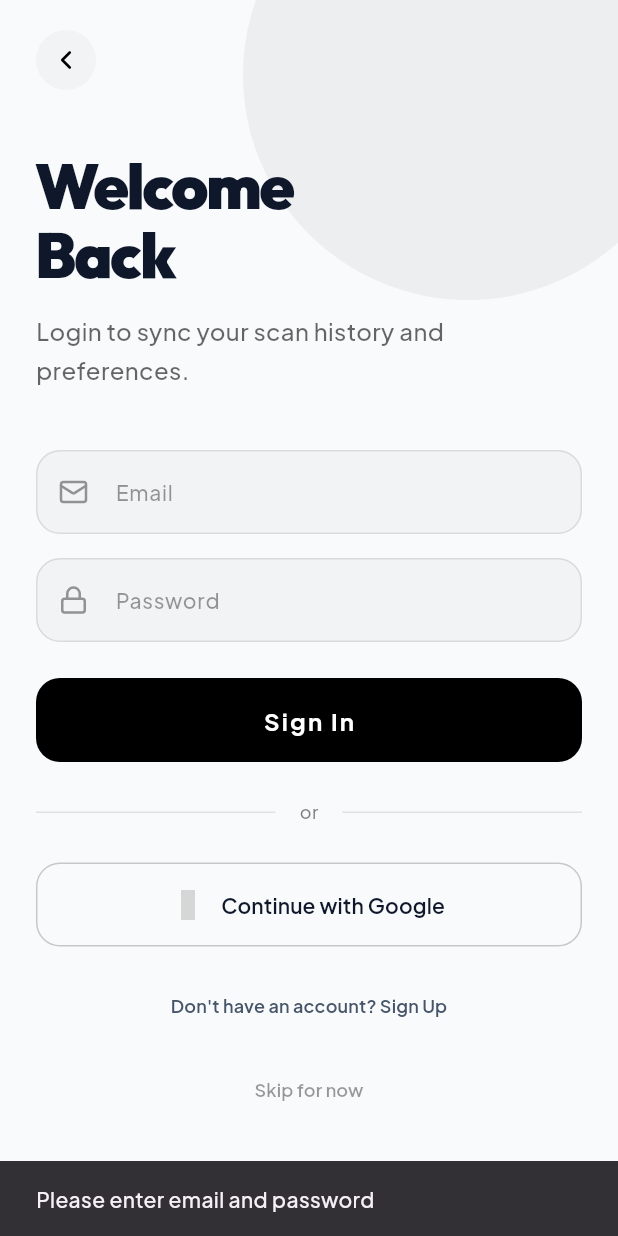
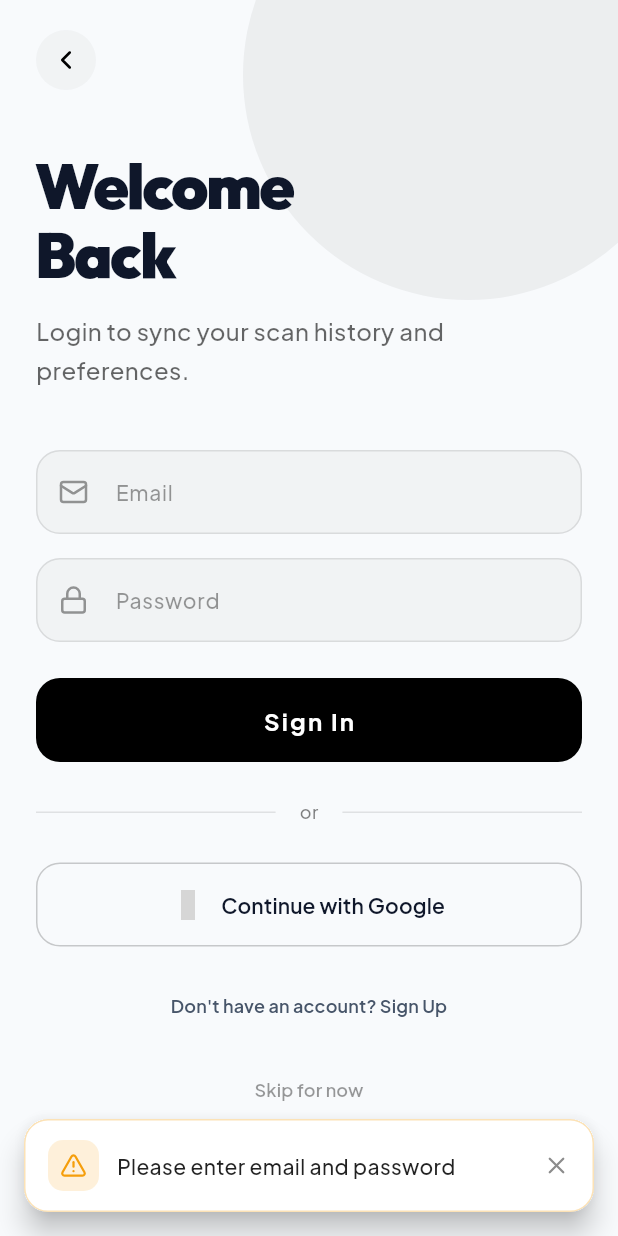
Before and after one commit to vivekvsingh19/LabelLens_ai, a Flutter app: the LoginScreen screen opened by its route, after a tap on "Sign In", on a phone screen of 412 x 824 dp. Run offline on Flutter 3.47's test engine with Material 3 defaults, Android fonts, the phone set to English and light mode, and no system bars; drawn by our look-alikes of flutter_animate, upgrader; our stand-ins replace camera, fl_chart, flutter_dotenv, flutter_riverpod, go_router, google_fonts and 7 more; accounts and stored records are empty; network calls fail; project files that could hold a hidden picture were left out; grey boxes are pictures that could not be loaded.

Commit message:
feat: Implement CustomSnackBar for improved user notifications in login screen

```diff
--- /dev/null
+++ b/lib/core/widgets/custom_snackbar.dart
@@ -0,0 +1,125 @@
+import 'package:flutter/material.dart';
+import 'package:lucide_icons/lucide_icons.dart';
+import 'package:labelsafe_ai/core/theme/app_theme.dart';
+
+enum SnackBarType { success, error, warning, info }
+
+class CustomSnackBar {
+  static void show(
+    BuildContext context, {
+    required String message,
+    SnackBarType type = SnackBarType.info,
+    Duration duration = const Duration(seconds: 3),
+  }) {
+    final isDark = Theme.of(context).brightness == Brightness.dark;
+
+    final config = _getConfig(type, isDark);
+
+    ScaffoldMessenger.of(context).hideCurrentSnackBar();
+    ScaffoldMessenger.of(context).showSnackBar(
+      SnackBar(
+        content: Row(
+          children: [
+            Container(
+              padding: const EdgeInsets.all(8),
+              decoration: BoxDecoration(
+                color: config.iconBgColor,
+                borderRadius: BorderRadius.circular(10),
+              ),
+              child: Icon(
+                config.icon,
+                color: config.iconColor,
+                size: 18,
+              ),
+            ),
+            const SizedBox(width: 12),
+            Expanded(
+              child: Text(
+                message,
+                style: AppTheme.body(isDark).copyWith(
+                  color: isDark ? Colors.white : Colors.black87,
+                  fontWeight: FontWeight.w500,
+                ),
+              ),
+            ),
+            GestureDetector(
+              onTap: () => ScaffoldMessenger.of(context).hideCurrentSnackBar(),
+              child: Icon(
+                LucideIcons.x,
+                color: isDark ? Colors.white54 : Colors.black45,
+                size: 18,
+              ),
+            ),
+          ],
+        ),
+        backgroundColor: isDark
+            ? const Color(0xFF1E1E1E)
+            : Colors.white,
+        behavior: SnackBarBehavior.floating,
+        shape: RoundedRectangleBorder(
+          borderRadius: BorderRadius.circular(16),
+          side: BorderSide(
+            color: config.borderColor,
+            width: 1,
+          ),
+        ),
+        elevation: 8,
+        margin: const EdgeInsets.all(16),
+        padding: const EdgeInsets.symmetric(horizontal: 16, vertical: 14),
+        duration: duration,
+        dismissDirection: DismissDirection.horizontal,
+      ),
+    );
+  }
+
+  static _SnackBarConfig _getConfig(SnackBarType type, bool isDark) {
+    switch (type) {
+      case SnackBarType.success:
+        return _SnackBarConfig(
+          icon: LucideIcons.checkCircle,
+          iconColor: AppTheme.safeColor,
+          iconBgColor: AppTheme.safeColor.withValues(alpha: 0.15),
+          borderColor: AppTheme.safeColor.withValues(alpha: 0.3),
+        );
+      case SnackBarType.error:
+        return _SnackBarConfig(
+          icon: LucideIcons.alertCircle,
+          iconColor: AppTheme.avoidColor,
+          iconBgColor: AppTheme.avoidColor.withValues(alpha: 0.15),
+          borderColor: AppTheme.avoidColor.withValues(alpha: 0.3),
+        );
+      case SnackBarType.warning:
+        return _SnackBarConfig(
+          icon: LucideIcons.alertTriangle,
+          iconColor: AppTheme.cautionColor,
+          iconBgColor: AppTheme.cautionColor.withValues(alpha: 0.15),
+          borderColor: AppTheme.cautionColor.withValues(alpha: 0.3),
+        );
+      case SnackBarType.info:
+        return _SnackBarConfig(
+          icon: LucideIcons.info,
+          iconColor: isDark ? Colors.white70 : Colors.black54,
+          iconBgColor: isDark
+              ? Colors.white.withValues(alpha: 0.1)
+              : Colors.black.withValues(alpha: 0.08),
+          borderColor: isDark
+              ? Colors.white.withValues(alpha: 0.1)
+              : Colors.black.withValues(alpha: 0.1),
+        );
+    }
+  }
+}
+
+class _SnackBarConfig {
+  final IconData icon;
+  final Color iconColor;
+  final Color iconBgColor;
+  final Color borderColor;
+
+  _SnackBarConfig({
+    required this.icon,
+    required this.iconColor,
+    required this.iconBgColor,
+    required this.borderColor,
+  });
+}
--- a/lib/features/onboarding/login_screen.dart
+++ b/lib/features/onboarding/login_screen.dart
@@ -1,6 +1,7 @@
 import 'package:flutter/material.dart';
 import 'package:go_router/go_router.dart';
 import 'package:labelsafe_ai/core/theme/app_theme.dart';
+import 'package:labelsafe_ai/core/widgets/custom_snackbar.dart';
 import 'package:lucide_icons/lucide_icons.dart';
 import 'package:flutter_animate/flutter_animate.dart';
 import 'package:labelsafe_ai/core/services/preferences_service.dart';
@@ -36,15 +37,19 @@ class _LoginScreenState extends State<LoginScreen> {
     final password = _passwordController.text.trim();
 
     if (_isSignUp && name.isEmpty) {
-      ScaffoldMessenger.of(context).showSnackBar(
-        const SnackBar(content: Text('Please enter your name')),
+      CustomSnackBar.show(
+        context,
+        message: 'Please enter your name',
+        type: SnackBarType.warning,
       );
       return;
     }
 
     if (email.isEmpty || password.isEmpty) {
-      ScaffoldMessenger.of(context).showSnackBar(
-        const SnackBar(content: Text('Please enter email and password')),
+      CustomSnackBar.show(
+        context,
+        message: 'Please enter email and password',
+        type: SnackBarType.warning,
       );
       return;
     }
@@ -65,10 +70,10 @@ class _LoginScreenState extends State<LoginScreen> {
           }
         } else {
           if (mounted) {
-            ScaffoldMessenger.of(context).showSnackBar(
-              const SnackBar(
-                  content: Text(
-                      'Account created! Please check your email to confirm if required.')),
+            CustomSnackBar.show(
+              context,
+              message: 'Account created! Please check your email to confirm.',
+              type: SnackBarType.success,
             );
             setState(() {
               _isSignUp = false;
@@ -84,14 +89,18 @@ class _LoginScreenState extends State<LoginScreen> {
       }
     } on AuthException catch (e) {
       if (mounted) {
-        ScaffoldMessenger.of(context).showSnackBar(
-          SnackBar(content: Text(e.message), backgroundColor: Colors.red),
+        CustomSnackBar.show(
+          context,
+          message: e.message,
+          type: SnackBarType.error,
         );
       }
     } catch (e) {
       if (mounted) {
-        ScaffoldMessenger.of(context).showSnackBar(
-          SnackBar(content: Text('Error: $e'), backgroundColor: Colors.red),
+        CustomSnackBar.show(
+          context,
+          message: 'Error: $e',
+          type: SnackBarType.error,
         );
       }
     } finally {
@@ -138,10 +147,10 @@ class _LoginScreenState extends State<LoginScreen> {
     } catch (e) {
       debugPrint('Google Sign-In error: $e');
       if (mounted) {
-        ScaffoldMessenger.of(context).showSnackBar(
-          SnackBar(
-              content: Text('Google Sign-In failed: $e'),
-              backgroundColor: Colors.red),
+        CustomSnackBar.show(
+          context,
+          message: 'Google Sign-In failed',
+          type: SnackBarType.error,
         );
       }
     } finally {
```
